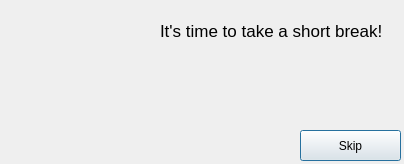
UnknownHero222/PomodoroManager, file notification_window.ui: the form before one commit.
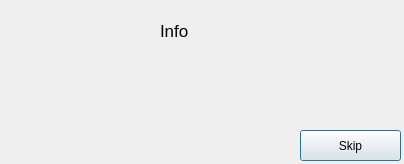
The form after the commit. Icons and pictures are not drawn.

Commit message: Icon for the notification window was added

What changed in the file:
```diff
--- a/notification_window.ui
+++ b/notification_window.ui
@@ -34,7 +34,7 @@
     </font>
    </property>
    <property name="text">
-    <string>It's time to take a short break!</string>
+    <string>Info</string>
    </property>
   </widget>
   <widget class="QPushButton" name="pushButton">
```
Left out of the diff: 22 changed lines with no effect on the pictures. The commit also changes 3 other files.
